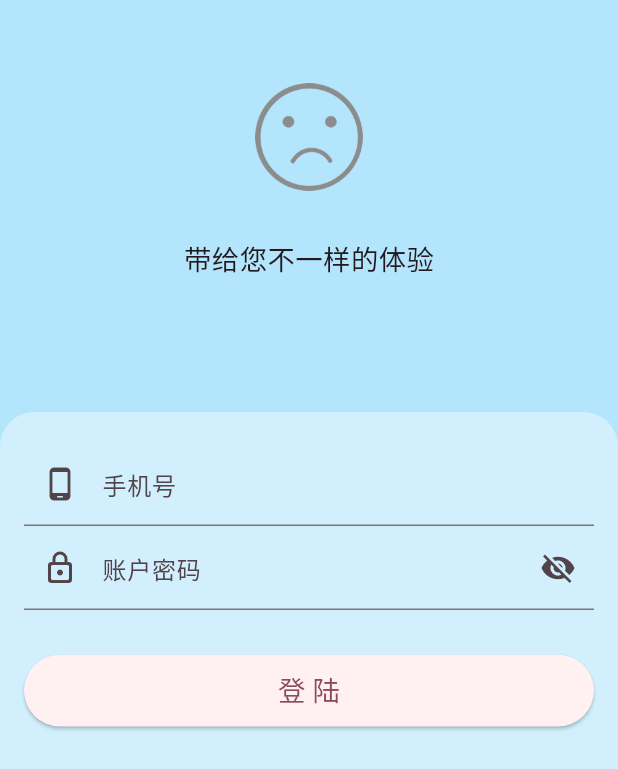
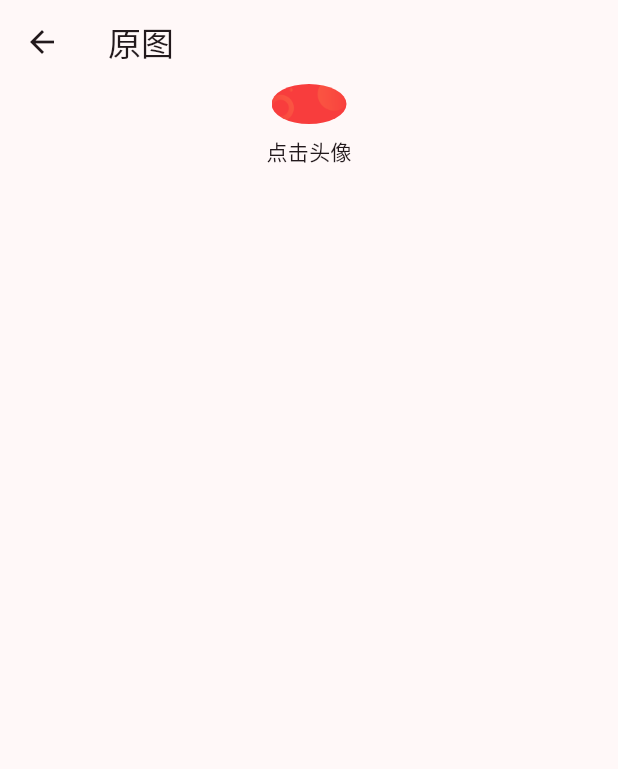
Before and after one commit to Jin857/flutter_getx_st, a Flutter app: the screen it shows after launch, item 4 of the bottom bar chosen, after a tap on "去登陆", on a phone screen of 412 x 824 dp. Shown: the top 769 px of the screen. Run offline on Flutter 3.47's test engine with Material 3 defaults, Android fonts, the phone set to English and light mode, and no system bars; drawn by our look-alikes of cached_network_image, pull_to_refresh; our stand-ins replace carousel_slider, dio, flutter_screenutil, fluttertoast, geolocator, get and 4 more; missing offline and left inert: baseflow_plugin_template, mobile_scanner, umeng_common_sdk, umeng_push_sdk; network calls fail.

Commit message:
添加说明文件

```diff
--- a/lib/main.dart
+++ b/lib/main.dart
@@ -31,6 +31,7 @@ class MainApp extends StatelessWidget {
             logWriterCallback: Logger.write,
             title: 'Flutter Getx 学习',
             enableLog: true,
+            defaultTransition: Transition.rightToLeft,
             theme: ThemeData(
               colorScheme: ColorScheme.fromSeed(seedColor: Colors.black),
               useMaterial3: true,
--- /dev/null
+++ b/lib/page/hero/hero_animation_route.dart
@@ -0,0 +1,87 @@
+import 'package:flutter/material.dart';
+import 'package:flutter_getx_st/config/assets_config.dart';
+import 'package:flutter_getx_st/routes/app_pages.dart';
+import 'package:get/get.dart';
+
+class HeroAnimationRouteA extends StatelessWidget {
+  const HeroAnimationRouteA({super.key});
+
+  @override
+  Widget build(BuildContext context) {
+    return Scaffold(
+      appBar: AppBar(
+        title: const Text("原图"),
+      ),
+      body: Container(
+        alignment: Alignment.topCenter,
+        child: Column(
+          children: <Widget>[
+            InkWell(
+              child: Hero(
+                tag: "avatar", //唯一标记，前后两个路由页Hero的tag必须相同
+                child: ClipOval(
+                  child: Image.asset(
+                    AssetsConfig.commotop,
+                    width: 50.0,
+                  ),
+                ),
+              ),
+              onTap: () {
+                print("-------------");
+                //打开B路由
+                // Navigator.push(
+                //   context,
+                //   MaterialPageRoute(
+                //     builder: (context) => const HeroAnimationRouteB(),
+                //   ),
+                // );
+
+                Get.rootDelegate.offAndToNamed("${Routes.LOBBY}/${Routes.HREOB}");
+
+                // Navigator.push(context, PageRouteBuilder(
+                //   pageBuilder:
+                //       (BuildContext context, animation, secondaryAnimation) {
+                //     return FadeTransition(
+                //       opacity: animation,
+                //       child: const HeroAnimationRouteB(),
+                //     );
+                //   },
+                // ));
+              },
+            ),
+            const Padding(
+              padding: EdgeInsets.only(top: 8.0),
+              child: Text("点击头像"),
+            )
+          ],
+        ),
+      ),
+    );
+  }
+}
+
+class HeroAnimationRouteB extends StatelessWidget {
+  const HeroAnimationRouteB({super.key});
+
+  @override
+  Widget build(BuildContext context) {
+    return Scaffold(
+      appBar: AppBar(
+        title: const Text("原图"),
+      ),
+      body: Hero(
+        tag: "avatar", //唯一标记，前后两个路由页Hero的tag必须相同
+        child: Center(
+            child: Column(
+          children: [
+            Image.asset(
+              AssetsConfig.background,
+              width: 100,
+            ),
+            Text("0000000011"),
+          ],
+        )),
+      ),
+    );
+  }
+}
--- a/lib/page/login/to_login.dart
+++ b/lib/page/login/to_login.dart
@@ -1,4 +1,5 @@
 import 'package:flutter/material.dart';
+import 'package:flutter_getx_st/routes/app_pages.dart';
 import 'package:get/get.dart';
 
 class ToLogin extends StatelessWidget {
@@ -9,7 +10,8 @@ class ToLogin extends StatelessWidget {
     return Center(
       child: TextButton(
         onPressed: () {
-          Get.rootDelegate.offAndToNamed("/login");
+          // Get.rootDelegate.offAndToNamed("/login");
+          Get.rootDelegate.toNamed("${Routes.LOBBY}/${Routes.HREOA}");
         },
         child: Text("去登陆"),
       ),
--- a/lib/routes/app_pages.dart
+++ b/lib/routes/app_pages.dart
@@ -1,5 +1,6 @@
 import 'package:flutter_getx_st/binding/home_binding.dart';
 import 'package:flutter_getx_st/binding/login/login_binding.dart';
+import 'package:flutter_getx_st/page/hero/hero_animation_route.dart';
 import 'package:flutter_getx_st/page/lobby/lobby_main.dart';
 import 'package:flutter_getx_st/page/login/login.dart';
 import 'package:flutter_getx_st/page/other/other.dart';
@@ -34,6 +35,14 @@ class AppPages {
         GetPage(
           name: Routes.FIRST,
           page: () => First(),
+        ),
+        GetPage(
+          name: Routes.HREOA,
+          page: () => HeroAnimationRouteA(),
+        ),
+        GetPage(
+          name: Routes.HREOB,
+          page: () => HeroAnimationRouteB(),
         ),
         GetPage(
           name: Routes.SECEOND,
--- a/lib/routes/app_routes.dart
+++ b/lib/routes/app_routes.dart
@@ -16,6 +16,10 @@ abstract class Routes {
   /// 扫描二维码
   static const SCANNER = '/scanner';
 
+  /// hero 动画
+  static const HREOA = '/heroA';
+  static const HREOB = '/heroB';
+
   static const FIRST = '/first';
   static const SECEOND = '/second';
   static const THIRD = '/third';
```
Also changed, not shown: 1 other file.
